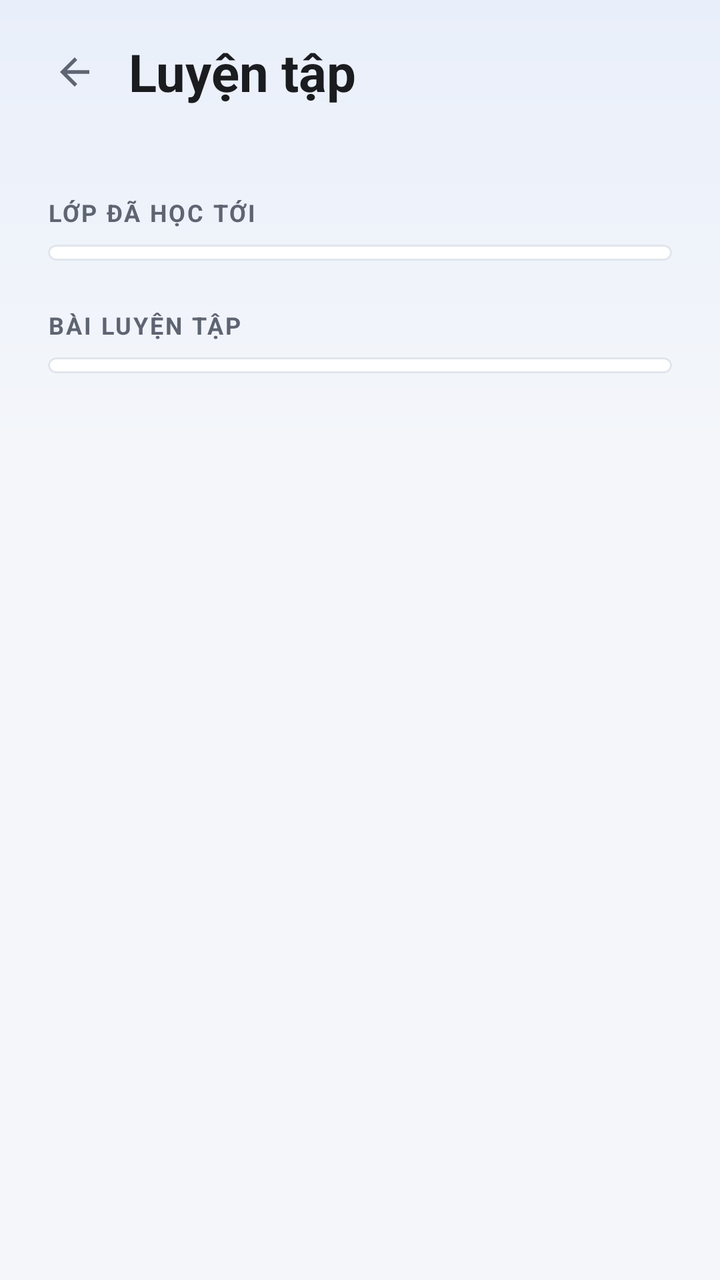
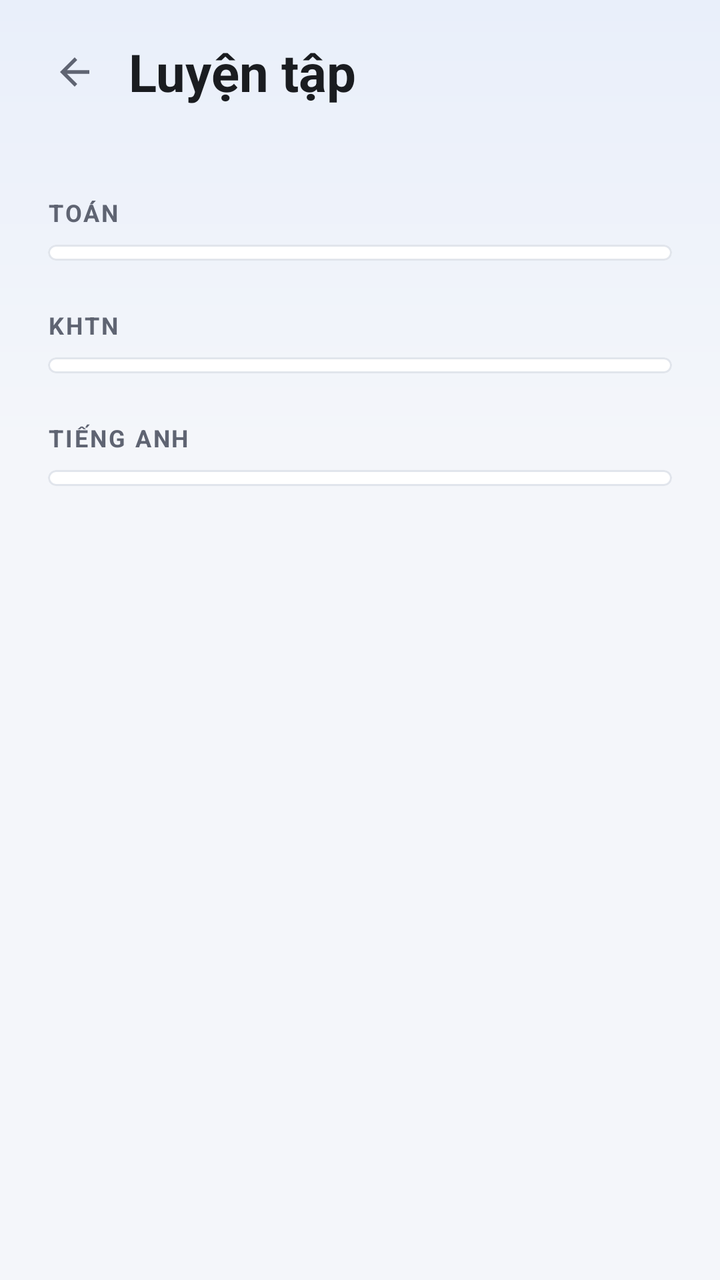

Screens rendered from an Android XML layout before and after an edit, with the pre-edit source and the edit as a unified diff.
<!-- AndroidManifest.xml: application theme Theme.HomeworkGate -->
<!-- res/layout/st_activity_luyen_tap.xml -->
<?xml version="1.0" encoding="utf-8"?>
<androidx.constraintlayout.widget.ConstraintLayout
    xmlns:android="http://schemas.android.com/apk/res/android"
    xmlns:app="http://schemas.android.com/apk/res-auto"
    android:id="@+id/goc"
    android:layout_width="match_parent"
    android:layout_height="match_parent"
    android:background="@drawable/st_nen_man">

    <LinearLayout
        android:layout_width="0dp"
        android:layout_height="0dp"
        android:orientation="vertical"
        app:layout_constraintBottom_toBottomOf="parent"
        app:layout_constraintEnd_toEndOf="parent"
        app:layout_constraintStart_toStartOf="parent"
        app:layout_constraintTop_toTopOf="parent">

        <LinearLayout
            android:layout_width="match_parent"
            android:layout_height="wrap_content"
            android:gravity="center_vertical"
            android:paddingHorizontal="@dimen/st_le_ngang"
            android:paddingTop="12dp">

            <com.google.android.material.button.MaterialButton
                android:id="@+id/nut_quay_lai"
                style="@style/Widget.Material3.Button.IconButton"
                android:layout_width="48dp"
                android:layout_height="48dp"
                android:layout_marginStart="-12dp"
                android:layout_marginEnd="4dp"
                android:contentDescription="Quay lại"
                app:icon="@drawable/st_ic_quay_lai"
                app:iconSize="22dp"
                app:iconTint="@color/ink_soft" />

            <TextView
                android:layout_width="0dp"
                android:layout_height="wrap_content"
                android:layout_weight="1"
                android:text="Luyện tập"
                android:textColor="@color/ink"
                android:textSize="26sp"
                android:textStyle="bold" />
        </LinearLayout>

        <ScrollView
            android:layout_width="match_parent"
            android:layout_height="0dp"
            android:layout_weight="1">

            <LinearLayout
                android:layout_width="match_parent"
                android:layout_height="wrap_content"
                android:orientation="vertical"
                android:paddingHorizontal="@dimen/st_le_ngang"
                android:paddingTop="14dp"
                android:paddingBottom="24dp">

                <TextView
                    style="@style/Nhan.Nhom"
                    android:layout_width="wrap_content"
                    android:layout_height="wrap_content"
                    android:layout_marginBottom="8dp"
                    android:text="LỚP ĐÃ HỌC TỚI" />

                <com.google.android.material.card.MaterialCardView
                    style="@style/Card"
                    android:layout_width="match_parent"
                    android:layout_height="wrap_content">

                    <LinearLayout
                        android:id="@+id/box_hoc_toi"
                        android:layout_width="match_parent"
                        android:layout_height="wrap_content"
                        android:orientation="vertical"
                        android:paddingVertical="4dp" />
                </com.google.android.material.card.MaterialCardView>

                <TextView
                    style="@style/Nhan.Nhom"
                    android:layout_width="wrap_content"
                    android:layout_height="wrap_content"
                    android:layout_marginTop="24dp"
                    android:layout_marginBottom="8dp"
                    android:text="BÀI LUYỆN TẬP" />

                <com.google.android.material.card.MaterialCardView
                    style="@style/Card"
                    android:layout_width="match_parent"
                    android:layout_height="wrap_content">

                    <LinearLayout
                        android:id="@+id/box_luyen"
                        android:layout_width="match_parent"
                        android:layout_height="wrap_content"
                        android:orientation="vertical"
                        android:paddingVertical="4dp" />
                </com.google.android.material.card.MaterialCardView>
            </LinearLayout>
        </ScrollView>
    </LinearLayout>
</androidx.constraintlayout.widget.ConstraintLayout>
<!-- resources referenced by this layout -->
<resources>
  <color name="ink">#1A1C20</color>
  <color name="ink_soft">#5F6472</color>
  <dimen name="st_le_ngang">24dp</dimen>
  <!-- drawable st_ic_quay_lai (drawable) -->
  <vector xmlns:android="http://schemas.android.com/apk/res/android"
      android:width="24dp" android:height="24dp"
      android:viewportWidth="24" android:viewportHeight="24"
      android:autoMirrored="true">
      <path android:fillColor="#FFFFFF"
          android:pathData="M20,11H7.83l5.59,-5.59L12,4l-8,8 8,8 1.41,-1.41L7.83,13H20v-2z" />
  </vector>
  <!-- drawable st_nen_man (drawable) -->
  <?xml version="1.0" encoding="utf-8"?>
  <shape xmlns:android="http://schemas.android.com/apk/res/android"
      android:shape="rectangle">
      <gradient
          android:angle="270"
          android:centerColor="@color/canvas"
          android:centerY="0.35"
          android:endColor="@color/canvas"
          android:startColor="#E9EFFA"
          android:type="linear" />
  </shape>
  <style name="Card" parent="Widget.Material3.CardView.Elevated">
          
          <item name="cardBackgroundColor">@color/surface</item>
          <item name="cardCornerRadius">24dp</item>
          <item name="cardElevation">0dp</item>
          <item name="strokeWidth">1dp</item>
          <item name="strokeColor">@color/line</item>
      </style>
  <style name="Nhan.Nhom" parent="">
          <item name="android:textColor">@color/ink_soft</item>
          <item name="android:textSize">12sp</item>
          <item name="android:textStyle">bold</item>
          <item name="android:letterSpacing">0.08</item>
          <item name="android:layout_marginTop">24dp</item>
          <item name="android:layout_marginBottom">8dp</item>
      </style>
  <style name="Theme.HomeworkGate" parent="Theme.Material3.Light.NoActionBar">
          <item name="colorPrimary">@color/brand</item>
          <item name="colorOnPrimary">#FFFFFF</item>
          <item name="colorPrimaryContainer">@color/brand_soft</item>
          <item name="colorOnPrimaryContainer">@color/brand_dark</item>
          <item name="android:colorBackground">@color/canvas</item>
          <item name="colorSurface">@color/surface</item>
          <item name="colorOnSurface">@color/ink</item>
          <item name="android:statusBarColor">@color/canvas</item>
          <item name="android:navigationBarColor">@color/canvas</item>
          <item name="android:windowLightStatusBar">true</item>
          <item name="android:windowLightNavigationBar">true</item>
      </style>
  <color name="canvas">#F4F6FA</color>
  <color name="surface">#FFFFFF</color>
  <color name="line">#E1E5EC</color>
  <color name="brand">#2F6FED</color>
  <color name="brand_soft">#E8F0FE</color>
  <color name="brand_dark">#1B4FC0</color>
</resources>

<!-- the commit's change to res/layout/st_activity_luyen_tap.xml (unified diff, before → after) -->
@@ -63,7 +63,7 @@
                     android:layout_width="wrap_content"
                     android:layout_height="wrap_content"
                     android:layout_marginBottom="8dp"
-                    android:text="LỚP ĐÃ HỌC TỚI" />
+                    android:text="TOÁN" />
 
                 <com.google.android.material.card.MaterialCardView
                     style="@style/Card"
@@ -71,7 +71,7 @@
                     android:layout_height="wrap_content">
 
                     <LinearLayout
-                        android:id="@+id/box_hoc_toi"
+                        android:id="@+id/box_toan"
                         android:layout_width="match_parent"
                         android:layout_height="wrap_content"
                         android:orientation="vertical"
@@ -84,7 +84,7 @@
                     android:layout_height="wrap_content"
                     android:layout_marginTop="24dp"
                     android:layout_marginBottom="8dp"
-                    android:text="BÀI LUYỆN TẬP" />
+                    android:text="KHTN" />
 
                 <com.google.android.material.card.MaterialCardView
                     style="@style/Card"
@@ -92,12 +92,34 @@
                     android:layout_height="wrap_content">
 
                     <LinearLayout
-                        android:id="@+id/box_luyen"
+                        android:id="@+id/box_khtn"
                         android:layout_width="match_parent"
                         android:layout_height="wrap_content"
                         android:orientation="vertical"
                         android:paddingVertical="4dp" />
                 </com.google.android.material.card.MaterialCardView>
+
+                <TextView
+                    style="@style/Nhan.Nhom"
+                    android:layout_width="wrap_content"
+                    android:layout_height="wrap_content"
+                    android:layout_marginTop="24dp"
+                    android:layout_marginBottom="8dp"
+                    android:text="TIẾNG ANH" />
+
+                <com.google.android.material.card.MaterialCardView
+                    style="@style/Card"
+                    android:layout_width="match_parent"
+                    android:layout_height="wrap_content">
+
+                    <LinearLayout
+                        android:id="@+id/box_anh"
+                        android:layout_width="match_parent"
+                        android:layout_height="wrap_content"
+                        android:orientation="vertical"
+                        android:paddingVertical="4dp" />
+                </com.google.android.material.card.MaterialCardView>
+
             </LinearLayout>
         </ScrollView>
     </LinearLayout>
